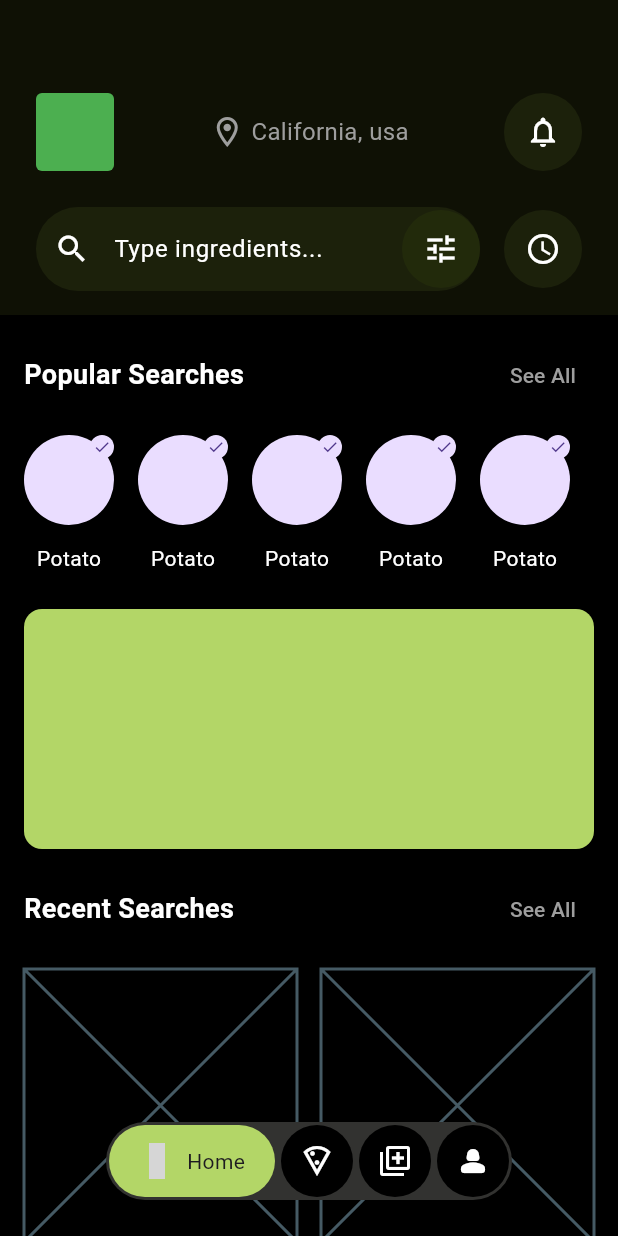
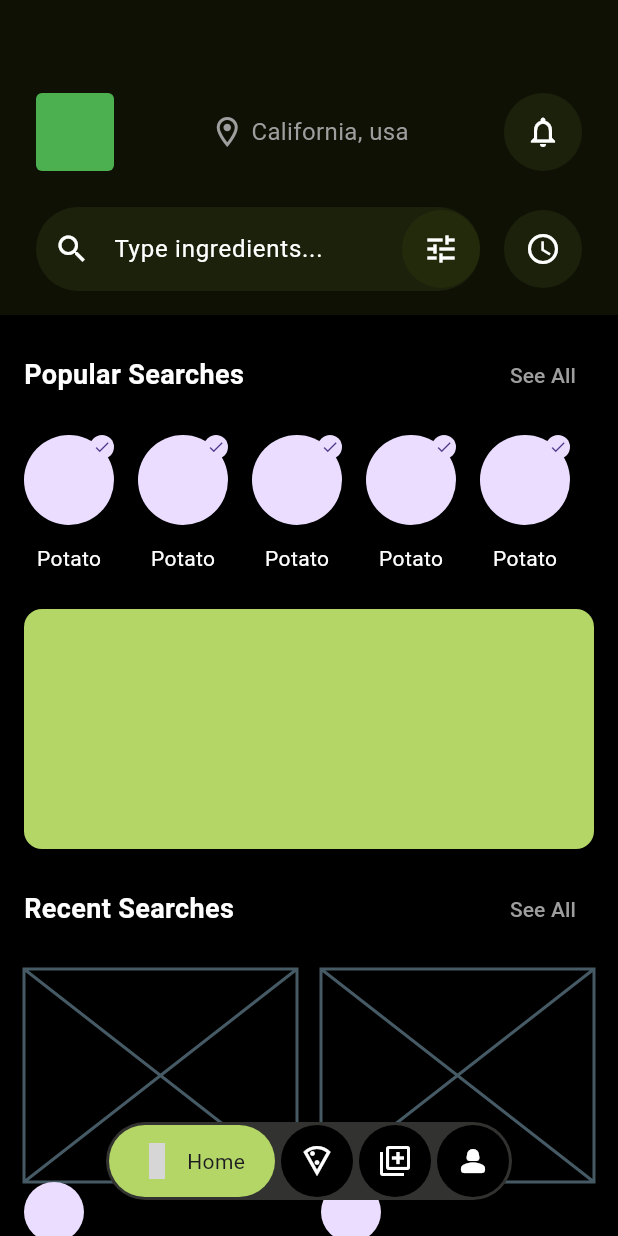
Before and after one commit to JAICHANGPARK/flutter_notebook_chapter_43, a Flutter app: the FoodOrderMainPage screen opened directly, on a phone screen of 412 x 824 dp. Run offline on Flutter 3.47's test engine with Material 3 defaults, Android fonts, the phone set to English and light mode, and no system bars; our stand-ins replace gap, hugeicons, percent_indicator; grey boxes are pictures that could not be loaded.

Commit message:
Update food_order_home_page.dart

```diff
--- a/lib/ep2393_food_order_app/ui/home/food_order_home_page.dart
+++ b/lib/ep2393_food_order_app/ui/home/food_order_home_page.dart
@@ -151,6 +151,16 @@ class _FoodOrderHomePageState extends State<FoodOrderHomePage> {
                         child: Placeholder(),
                       ),
                     ),
+                    Row(
+                      children: [
+                        CircleAvatar(),
+                        Expanded(
+                          child: Column(
+                            children: [],
+                          ),
+                        ),
+                      ],
+                    )
                   ],
                 );
               }),
```
